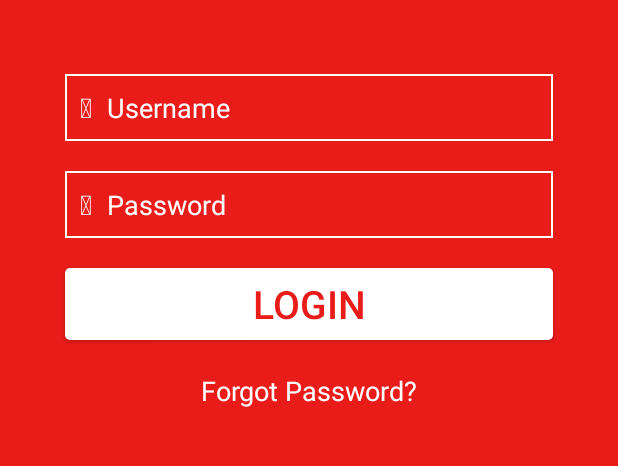
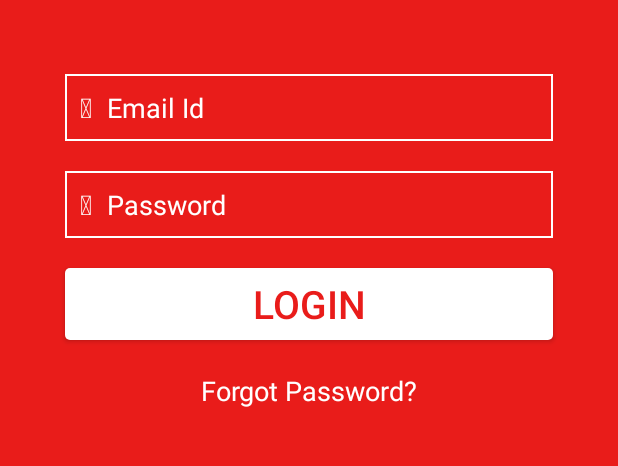
Before and after one commit to raj-gogri/Android_Neostore, an Android app: the screen it shows after launch (MainActivity), on a phone screen of 412 x 824 dp, the part 191-657 px from its top. Run offline under Robolectric (Android 15) with nearby library versions, the phone set to English and light mode, and no system bars; our stand-ins replace data binding; libraries missing offline, so code that uses them is left out: ; 5 statements that could not run were skipped.

Commit message:
forgot password

```diff
--- a/app/src/main/AndroidManifest.xml
+++ b/app/src/main/AndroidManifest.xml
@@ -9,13 +9,16 @@
         android:label="@string/app_name"
         android:supportsRtl="true"
         android:theme="@style/AppTheme">
-        <activity android:name=".MainActivity">
+        <activity android:name=".activities.MainActivity">
             <intent-filter>
                 <action android:name="android.intent.action.MAIN" />
 
                 <category android:name="android.intent.category.LAUNCHER" />
             </intent-filter>
         </activity>
+<activity android:name=".activities.ForgotPassword">
+
+</activity>
     </application>
 
 </manifest>
--- a/app/src/main/java/com/neosoft/neostore/MainActivity.java
+++ b/app/src/main/java/com/neosoft/neostore/activities/MainActivity.java
@@ -1,10 +1,11 @@
-package com.neosoft.neostore;
+package com.neosoft.neostore.activities;
 
 import android.databinding.DataBindingUtil;
 import android.graphics.Typeface;
 import android.support.v7.app.AppCompatActivity;
 import android.os.Bundle;
 
+import com.neosoft.neostore.R;
 import com.neosoft.neostore.databinding.ActivityMainBinding;
 import com.neosoft.neostore.handler.Handler;
 import com.neosoft.neostore.model.LoginUser;
@@ -18,7 +19,7 @@ public class MainActivity extends AppCompatActivity {
         super.onCreate(savedInstanceState);
 //        setContentView(R.layout.activity_main);
 
-        ActivityMainBinding binding= DataBindingUtil.setContentView(this,R.layout.activity_main);
+        ActivityMainBinding binding= DataBindingUtil.setContentView(this, R.layout.activity_main);
         binding.setMyHandler(new Handler());
         binding.setMyUser(new LoginUser());
 
--- a/app/src/main/java/com/neosoft/neostore/Constants.java
+++ b/app/src/main/java/com/neosoft/neostore/handler/Constants.java
@@ -1,4 +1,4 @@
-package com.neosoft.neostore;
+package com.neosoft.neostore.handler;
 
 /**
  * Created by webwerks1 on 9/3/17.
--- a/app/src/main/res/layout/activity_main.xml
+++ b/app/src/main/res/layout/activity_main.xml
@@ -1,17 +1,17 @@
 <?xml version="1.0" encoding="utf-8"?>
 <layout xmlns:android="http://schemas.android.com/apk/res/android"
-    xmlns:tools="http://schemas.android.com/tools"
-    xmlns:bind="http://schemas.android.com/apk/res-auto">
+    xmlns:bind="http://schemas.android.com/apk/res-auto"
+    xmlns:tools="http://schemas.android.com/tools">
 
     <data>
 
-        <import type="android.view.View"
-            />
+        <import type="android.view.View" />
 
         <variable
             name="myHandler"
-            type="com.neosoft.neostore.handler.Handler"/>
-        <import type="com.neosoft.neostore.Constants"/>
+            type="com.neosoft.neostore.handler.Handler" />
+
+        <import type="com.neosoft.neostore.handler.Constants" />
 
         <variable
             name="myUser"
@@ -59,28 +59,26 @@
                 android:id="@+id/user_icon"
                 android:layout_width="wrap_content"
                 android:layout_height="wrap_content"
-                android:text="@string/user"
-                android:textSize="18sp"
-                android:textColor="@color/white"
                 android:layout_centerVertical="true"
                 android:padding="10dp"
-                bind:font="@{Constants.AWSOME_FONT}"
-                />
+                android:text="@string/user"
+                android:textColor="@color/white"
+                android:textSize="18sp"
+                bind:font="@{Constants.AWSOME_FONT}" />
 
             <EditText
                 android:id="@+id/txtUserName"
                 android:layout_width="match_parent"
                 android:layout_height="wrap_content"
+                android:layout_centerVertical="true"
                 android:layout_toRightOf="@id/user_icon"
                 android:background="@android:color/transparent"
                 android:hint="@string/username_hint"
-               android:layout_centerVertical="true"
                 android:text="@={myUser.userName}"
+                android:textColor="@color/white"
                 android:textColorHint="@color/white"
                 android:textSize="18sp"
-                android:textColor="@color/white"
-                bind:font="@{Constants.GOTHAM_FONT}"
-                />
+                bind:font="@{Constants.GOTHAM_FONT}" />
         </RelativeLayout>
 
         <RelativeLayout
@@ -97,26 +95,28 @@
                 android:id="@+id/password_icon"
                 android:layout_width="wrap_content"
                 android:layout_height="wrap_content"
+                android:layout_centerVertical="true"
+                android:padding="10dp"
                 android:text="@string/password"
+                android:textColor="@color/white"
                 android:textSize="18sp"
-            android:textColor="@color/white"
-            android:layout_centerVertical="true"
-            bind:font="@{Constants.AWSOME_FONT}"
-            android:padding="10dp"/>
+                bind:font="@{Constants.AWSOME_FONT}" />
+
             <EditText
                 android:id="@+id/txtPassord"
                 android:layout_width="match_parent"
                 android:layout_height="wrap_content"
+                android:layout_centerVertical="true"
+                android:layout_toRightOf="@+id/password_icon"
+                android:background="@android:color/transparent"
                 android:hint="@string/password_hint"
-            android:layout_toRightOf="@+id/password_icon"
-            android:layout_centerVertical="true"
-            android:background="@android:color/transparent"
                 android:text="@={myUser.password}"
+                android:textColor="@color/white"
                 android:textColorHint="@color/white"
-            android:textSize="18sp"
-            android:textColor="@color/white"/>
+                android:textSize="18sp" />
 
         </RelativeLayout>
+
         <Button
             android:id="@+id/btnLogin"
             style="@style/Button"
@@ -126,11 +126,10 @@
             android:layout_marginBottom="21dp"
             android:layout_marginLeft="30dp"
             android:layout_marginRight="30dp"
+            android:onClick="@{(view)->myHandler.onLoginClick(view,myUser)}"
             android:text="@string/btn_Login"
             android:textColor="@color/background_red"
-            android:textSize="26sp"
-            android:onClick="@{(view)->myHandler.onLoginClick(view,myUser)}"
-            />
+            android:textSize="26sp" />
 
         <TextView
             android:id="@+id/txtForgotPass"
@@ -140,6 +139,7 @@
             android:gravity="center"
             android:text="@string/txt_forgotpass"
             android:textColor="@color/white"
+            android:onClick="@{(view)->myHandler.onForgotPassClick(view)}"
             android:textSize="18sp" />
 
 
@@ -153,7 +153,7 @@
             android:text="@string/add_user"
             android:textColor="@color/white"
             android:textSize="46sp"
-            bind:font="@{Constants.AWSOME_FONT}"/>
+            bind:font="@{Constants.AWSOME_FONT}" />
 
         <TextView
             android:id="@+id/txt_register"
--- a/app/src/main/res/values/strings.xml
+++ b/app/src/main/res/values/strings.xml
@@ -1,9 +1,10 @@
 <resources>
     <string name="app_name">Neostore</string>
     <string name="neoLabel">NeoSTORE</string>
-    <string name="username_hint">Username</string>
+    <string name="username_hint">Email Id</string>
     <string name="password_hint">Password</string>
     <string name="btn_Login">LOGIN</string>
+    <string name="btn_submit_forgotpass">SUBMIT</string>
     <string name="txt_forgotpass">Forgot Password?</string>
     <string name="txt_regiter">Don\'t have an account?</string>
     <string name="add_user">&#xf055;</string>
```
Also changed, not shown: app/src/main/java/com/neosoft/neostore/activities/ForgotPassword.java (added, +27 -0 lines), app/src/main/java/com/neosoft/neostore/handler/Handler.java (+25 -4 lines), app/src/main/java/com/neosoft/neostore/helper/BaseActivity.java (added, +37 -0 lines), app/src/main/java/com/neosoft/neostore/model/ForgotPasswordPOJO.java (added, +26 -0 lines), app/src/main/java/com/neosoft/neostore/model/LoginUser.java (+9 -0 lines), app/src/main/res/layout/activity_forgot_password.xml (added, +103 -0 lines). Lines whose indentation alone changed are shown as unchanged.
